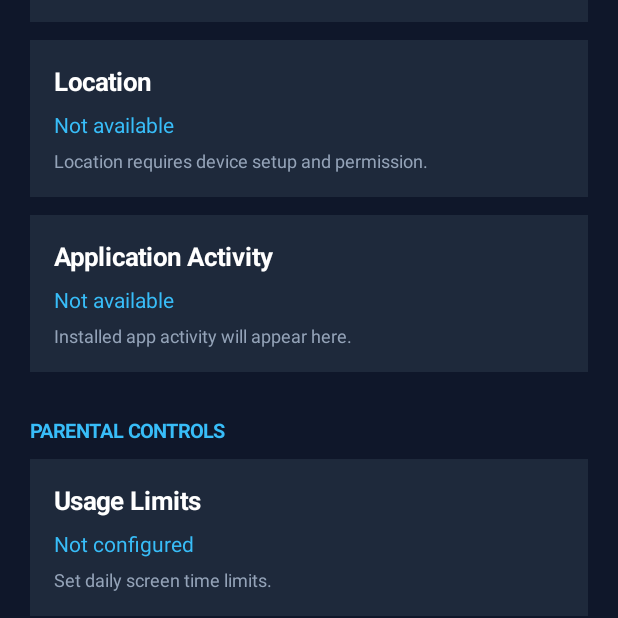
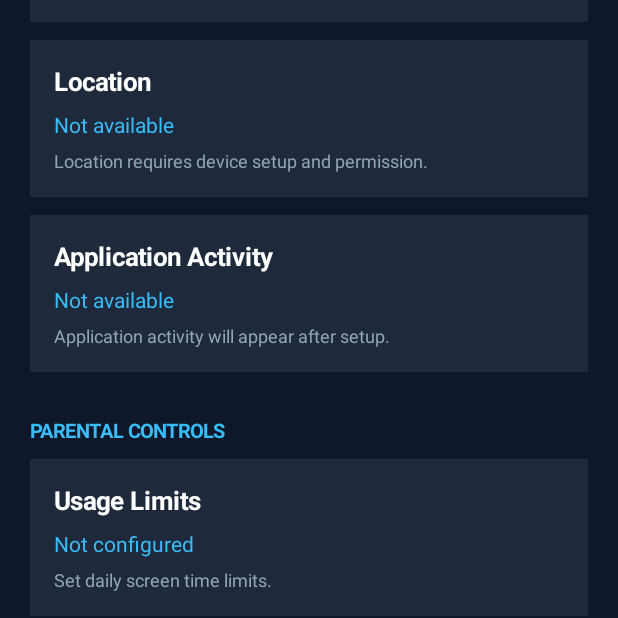
Before and after one commit to exprawdev/android-vest, an Android app: the screen it shows after launch (MainActivity), on a phone screen of 412 x 824 dp, the part 618-1236 px from its top. Run offline under Robolectric (Android 15) with nearby library versions, the phone set to English and light mode, and no system bars.

Commit message:
Update MainActivity.kt

```diff
--- a/app/src/main/java/com/androidvest/parental/MainActivity.kt
+++ b/app/src/main/java/com/androidvest/parental/MainActivity.kt
@@ -4,8 +4,10 @@ package com.androidvest.parental
 import android.app.Activity
 import android.os.Bundle
 import android.graphics.Color
+import android.content.res.ColorStateList
 import android.view.Gravity
 import android.view.ViewGroup
+import android.widget.Button
 import android.widget.LinearLayout
 import android.widget.ScrollView
 import android.widget.TextView
@@ -18,108 +20,206 @@ class MainActivity : Activity() {
     private val textColor = Color.WHITE
     private val secondaryColor = Color.rgb(148, 163, 184)
 
+    private lateinit var root: LinearLayout
+
     override fun onCreate(savedInstanceState: Bundle?) {
         super.onCreate(savedInstanceState)
+        showDashboard()
+    }
 
+    private fun createRoot(): ScrollView {
         val scrollView = ScrollView(this).apply {
             setBackgroundColor(backgroundColor)
             isFillViewport = true
         }
 
-        val root = LinearLayout(this).apply {
+        root = LinearLayout(this).apply {
             orientation = LinearLayout.VERTICAL
             setPadding(dp(20), dp(28), dp(20), dp(28))
         }
 
-        val header = TextView(this).apply {
-            text = "ANDROID VEST"
-            textSize = 27f
-            setTextColor(textColor)
-            setTypeface(null, android.graphics.Typeface.BOLD)
-        }
+        scrollView.addView(root)
+        return scrollView
+    }
 
-        root.addView(header)
+    private fun showDashboard() {
+        val scrollView = createRoot()
 
-        val subtitle = TextView(this).apply {
-            text = "Parental Control Dashboard"
-            textSize = 14f
-            setTextColor(secondaryColor)
-        }
+        addTitle("ANDROID VEST")
+        addSubtitle("Parental Control Dashboard")
 
-        root.addView(subtitle, marginParams(top = 6, bottom = 24))
-
-        addSectionTitle(root, "DEVICE STATUS")
-
+        addSectionTitle("DEVICE STATUS")
         addCard(
-            root,
             "Child Device",
             "Not connected",
             "Connect a child device to begin."
         )
 
-        addSectionTitle(root, "ACTIVITY OVERVIEW")
-
+        addSectionTitle("ACTIVITY OVERVIEW")
         addCard(
-            root,
             "Screen Time",
             "Not available",
             "Usage information will appear after setup."
         )
 
         addCard(
-            root,
             "Location",
             "Not available",
             "Location requires device setup and permission."
         )
 
         addCard(
-            root,
             "Application Activity",
             "Not available",
-            "Installed app activity will appear here."
+            "Application activity will appear after setup."
         )
 
-        addSectionTitle(root, "PARENTAL CONTROLS")
-
+        addSectionTitle("PARENTAL CONTROLS")
         addCard(
-            root,
             "Usage Limits",
             "Not configured",
             "Set daily screen time limits."
         )
 
         addCard(
-            root,
             "App Management",
             "Not configured",
             "Manage allowed applications."
         )
 
         addCard(
-            root,
             "Safety Settings",
             "Not configured",
             "Configure family safety preferences."
         )
 
-        val footer = TextView(this).apply {
-            text = "ANDROID VEST • VERSION 1.0"
-            textSize = 11f
-            gravity = Gravity.CENTER
+        addSectionTitle("GENERAL")
+
+        addActionButton("SETTINGS") {
+            showSettings()
+        }
+
+        addFooter()
+
+        setContentView(scrollView)
+    }
+
+    private fun showSettings() {
+        val scrollView = createRoot()
+
+        addTitle("SETTINGS")
+        addSubtitle("Android Vest Configuration")
+
+        addSectionTitle("ACCOUNT")
+
+        addCard(
+            "Parent Account",
+            "Not configured",
+            "Parent account information and account preferences."
+        )
+
+        addActionButton("Parent Account Settings") {
+            showInformation(
+                "Parent Account",
+                "Account configuration will be available in a future update."
+            )
+        }
+
+        addSectionTitle("CHILD DEVICE")
+
+        addCard(
+            "Device Connection",
+            "Not connected",
+            "Pair a child device using a secure pairing process."
+        )
+
+        addActionButton("Device Pairing") {
+            showInformation(
+                "Device Pairing",
+                "Secure device pairing will be implemented in the next stage."
+            )
+        }
+
+        addSectionTitle("SECURITY AND PRIVACY")
+
+        addCard(
+            "Permissions",
+            "Not configured",
+            "Device permissions will be requested only when required."
+        )
+
+        addActionButton("Permission Information") {
+            showInformation(
+                "Permissions",
+                "Android Vest will explain each permission before requesting it."
+            )
+        }
+
+        addCard(
+            "Privacy",
+            "Family safety",
+            "Monitoring features must be visible and use appropriate consent."
+        )
+
+        addActionButton("Privacy Information") {
+            showInformation(
+                "Privacy",
+                "Personal data should be protected and used only for family safety."
+            )
+        }
+
+        addSectionTitle("APPLICATION")
+
+        addCard(
+            "Application Version",
+            "Version 1.0",
+            "Android Vest Parental Control."
+        )
+
+        addActionButton("Back to Dashboard") {
+            showDashboard()
+        }
+
+        addFooter()
+
+        setContentView(scrollView)
+    }
+
+    private fun showInformation(title: String, message: String) {
+        val scrollView = createRoot()
+
+        addTitle(title)
+        addSubtitle(message)
+
+        addActionButton("Back to Settings") {
+            showSettings()
+        }
+
+        setContentView(scrollView)
+    }
+
+    private fun addTitle(title: String) {
+        val view = TextView(this).apply {
+            text = title
+            textSize = 27f
+            setTextColor(textColor)
+            setTypeface(null, android.graphics.Typeface.BOLD)
+        }
+
+        root.addView(view)
+    }
+
+    private fun addSubtitle(subtitle: String) {
+        val view = TextView(this).apply {
+            text = subtitle
+            textSize = 14f
             setTextColor(secondaryColor)
         }
 
-        root.addView(footer, marginParams(top = 24))
-
-        scrollView.addView(root)
-        setContentView(scrollView)
+        root.addView(view, marginParams(top = 6, bottom = 24))
     }
 
-    private fun addSectionTitle(
-        root: LinearLayout,
-        title: String
-    ) {
+    private fun addSectionTitle(title: String) {
         val view = TextView(this).apply {
             text = title
             textSize = 13f
@@ -131,7 +231,6 @@ class MainActivity : Activity() {
     }
 
     private fun addCard(
-        root: LinearLayout,
         title: String,
         status: String,
         description: String
@@ -165,10 +264,39 @@ class MainActivity : Activity() {
         card.addView(statusView, marginParams(top = 8))
         card.addView(descriptionView, marginParams(top = 6))
 
+        root.addView(card, marginParams(bottom = 12))
+    }
+
+    private fun addActionButton(
+        title: String,
+        action: () -> Unit
+    ) {
+        val button = Button(this).apply {
+            text = title
+            textSize = 14f
+            isAllCaps = false
+            setTextColor(Color.WHITE)
+            backgroundTintList = ColorStateList.valueOf(primaryColor)
+            setOnClickListener {
+                action()
+            }
+        }
+
         root.addView(
-            card,
-            marginParams(top = 0, bottom = 12)
+            button,
+            marginParams(top = 6, bottom = 12)
         )
+    }
+
+    private fun addFooter() {
+        val footer = TextView(this).apply {
+            text = "ANDROID VEST • VERSION 1.0"
+            textSize = 11f
+            gravity = Gravity.CENTER
+            setTextColor(secondaryColor)
+        }
+
+        root.addView(footer, marginParams(top = 24))
     }
 
     private fun marginParams(
```
